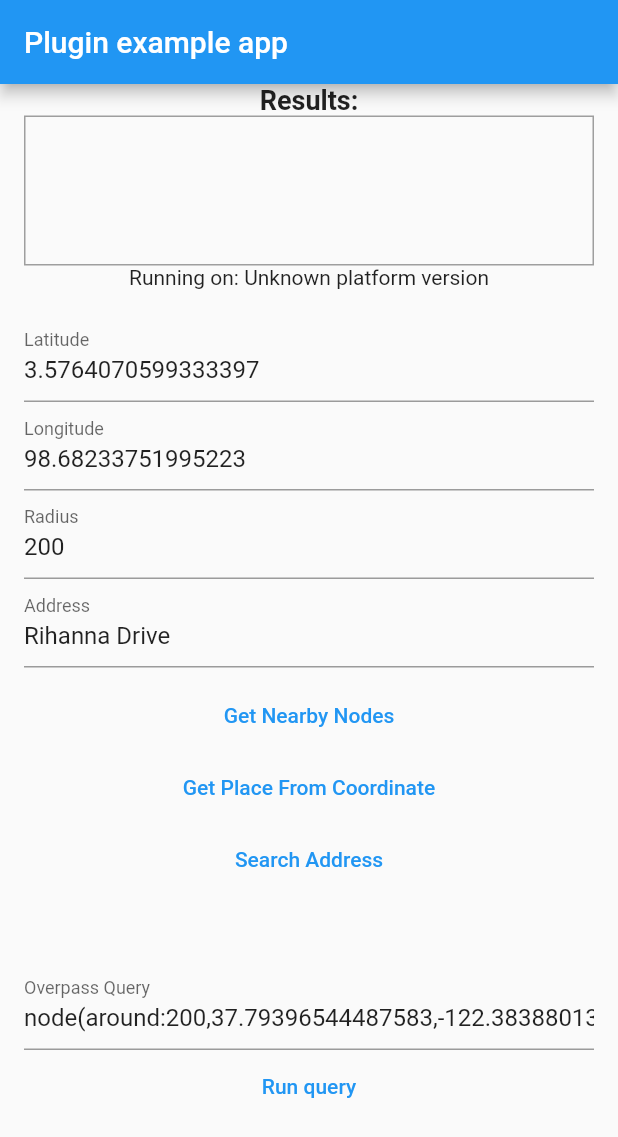
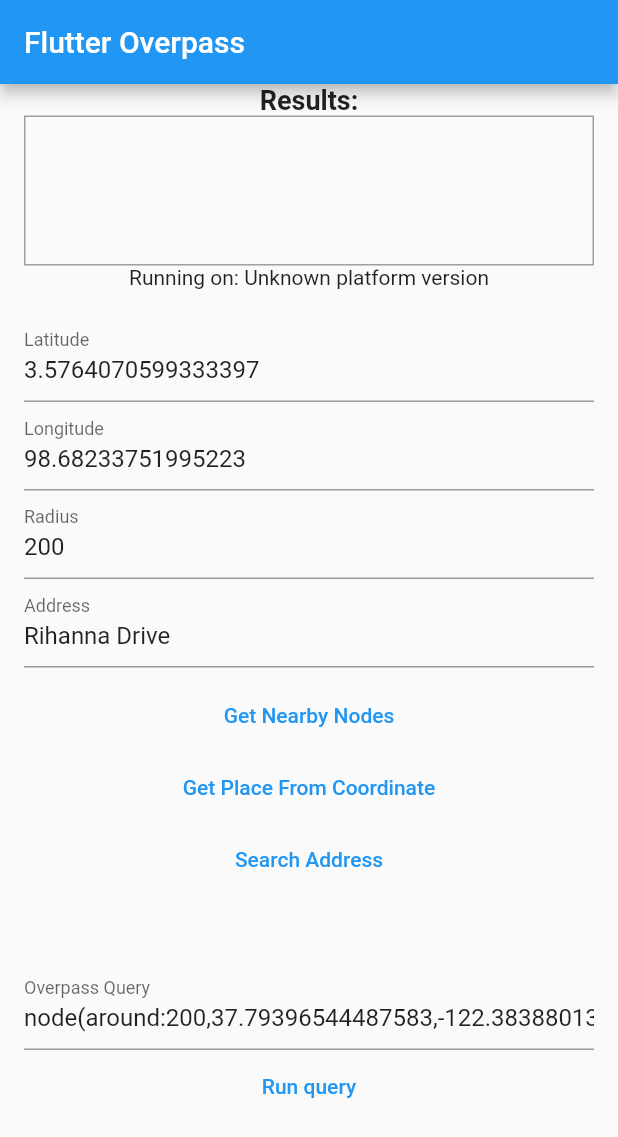
Before and after one commit to nusanet/flutter_overpass, a Flutter app: the screen it shows after launch, on a phone screen of 412 x 824 dp. Shown: the top 1137 px of the screen. Run offline on Flutter 3.47's test engine with Material 2 defaults, Android fonts, the phone set to English and light mode, and no system bars; our stand-ins replace dio, equatable, plugin_platform_interface.

```diff
--- a/example/lib/main.dart
+++ b/example/lib/main.dart
@@ -70,7 +70,7 @@ class _MyAppState extends State<MyApp> {
     return MaterialApp(
       home: Scaffold(
         appBar: AppBar(
-          title: const Text('Plugin example app'),
+          title: const Text('Flutter Overpass'),
         ),
         body: Stack(
           children: [
--- a/pubspec.yaml
+++ b/pubspec.yaml
@@ -1,6 +1,6 @@
 name: flutter_overpass
 description: Flutter plugin to use overpass api with flutter. Support both Android and iOS.
-version: 1.0.1
+version: 1.1.0
 homepage: https://github.com/nusanet/flutter_overpass.git
 
 environment:
```
Also changed, not shown: lib/flutter_overpass.dart (+8 -3 lines), example/pubspec.lock, 2 other files.
